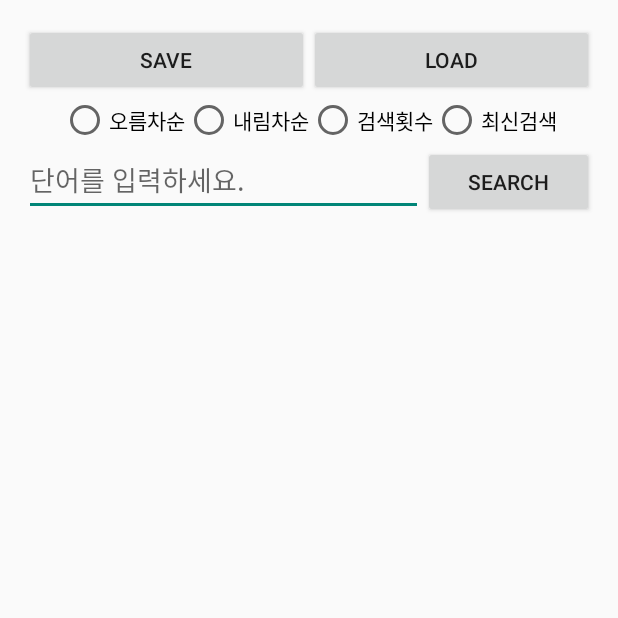
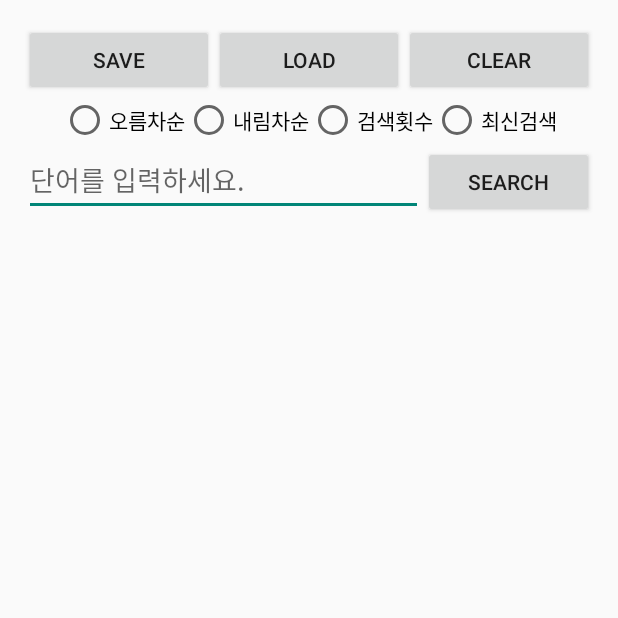
Before and after one commit to Sinabro/MiniProject, an Android app: the SearchActivity screen opened directly, with no data from a screen before it, on a phone screen of 412 x 824 dp, the top half of it. Run offline under Robolectric (Android 15) with nearby library versions, the phone set to English and light mode, and no system bars.

Commit message:
clear button 추가

```diff
--- a/MiniProject02/app/src/main/res/layout/activity_search.xml
+++ b/MiniProject02/app/src/main/res/layout/activity_search.xml
@@ -11,7 +11,7 @@
         android:layout_width="match_parent"
         android:layout_height="wrap_content"
         android:orientation="horizontal"
-        android:weightSum="2">
+        android:weightSum="3">
         <Button
             android:id="@+id/button_save"
             android:layout_width="0dp"
@@ -24,31 +24,33 @@
             android:layout_height="wrap_content"
             android:layout_weight="1"
             android:text="LOAD"/>
+        <Button
+            android:id="@+id/button_clear"
+            android:layout_width="0dp"
+            android:layout_height="wrap_content"
+            android:layout_weight="1"
+            android:text="CLEAR"/>
     </LinearLayout>
 
     <RadioGroup
-        android:id="@+id/radio_group"
+        android:id="@+id/radioGroup_align"
         android:layout_width="match_parent"
         android:layout_height="wrap_content"
         android:orientation="horizontal"
         android:gravity="center">
         <RadioButton
-            android:id="@+id/radio_ascending"
             android:layout_width="wrap_content"
             android:layout_height="match_parent"
             android:text="오름차순"/>
         <RadioButton
-            android:id="@+id/radio_descending"
             android:layout_width="wrap_content"
             android:layout_height="match_parent"
             android:text="내림차순"/>
         <RadioButton
-            android:id="@+id/radio_count"
             android:layout_width="wrap_content"
             android:layout_height="match_parent"
             android:text="검색횟수"/>
         <RadioButton
-            android:id="@+id/radio_latest"
             android:layout_width="wrap_content"
             android:layout_height="match_parent"
             android:text="최신검색"/>
```
